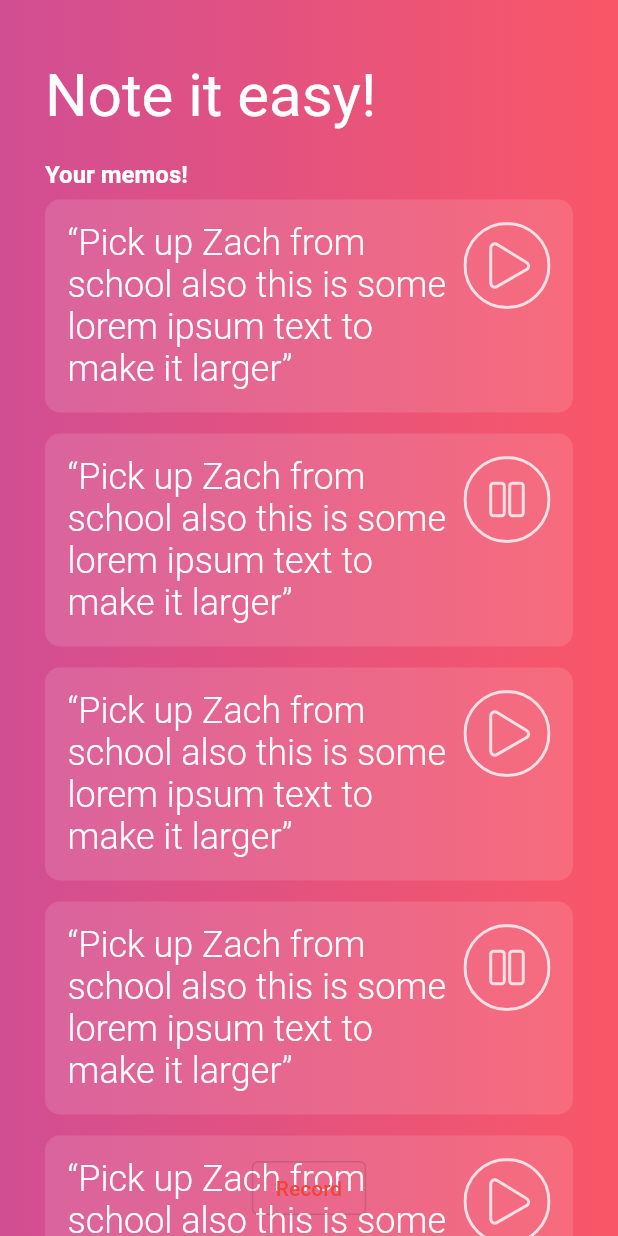
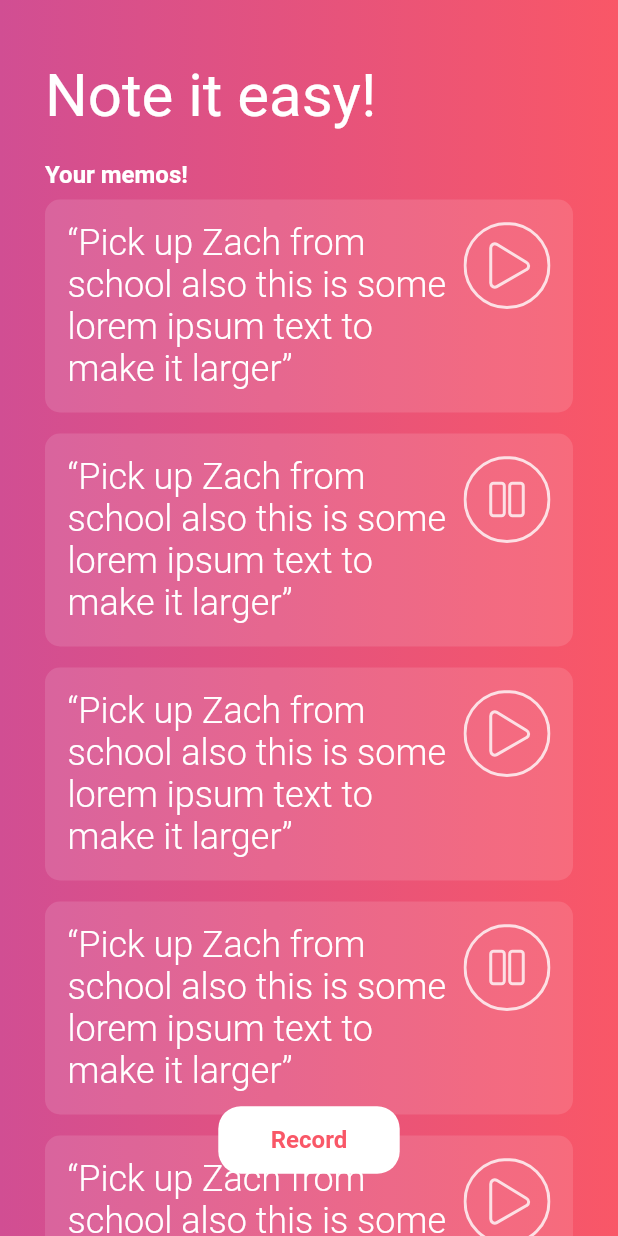
Before and after one commit to radiantly/NoteItEasy, a Flutter app: the screen it shows after launch, after a tap on "Record", on a phone screen of 412 x 824 dp. Run offline on Flutter 3.47's test engine with Material 2 defaults, Android fonts, the phone set to English and light mode, and no system bars; our stand-ins replace firebase_core, firebase_storage, flutter_svg, google_fonts, permission_handler; missing offline and left inert: flutter_sound_lite; accounts and stored records are empty.

Commit message:
Style record button

```diff
--- a/lib/record_button.dart
+++ b/lib/record_button.dart
@@ -1,9 +1,10 @@
 import 'package:flutter/cupertino.dart';
 import 'package:flutter/material.dart';
 import 'package:noteiteasy/sound_recorder.dart';
+import 'package:noteiteasy/globals.dart' as globals;
 
 class RecordButton extends StatefulWidget {
-  RecordButton({Key? key}) : super(key: key);
+  const RecordButton({Key? key}) : super(key: key);
 
   @override
   State<RecordButton> createState() => _RecordButtonState();
@@ -28,15 +29,27 @@ class _RecordButtonState extends State<RecordButton> {
 
   @override
   Widget build(BuildContext context) {
-    final isRecording = recorder.isRecording;
+    var isRecording = recorder.isRecording;
     final icon = isRecording ? Icons.stop : Icons.mic;
-    final text = isRecording ? 'STOP' : 'RECORD';
 
     return OutlinedButton(
+        style: ButtonStyle(
+            side: MaterialStateProperty.all(
+                const BorderSide(style: BorderStyle.none)),
+            shape: MaterialStateProperty.all(RoundedRectangleBorder(
+                borderRadius: BorderRadius.circular(15))),
+            padding: MaterialStateProperty.all(
+                const EdgeInsets.symmetric(horizontal: 35, vertical: 13)),
+            textStyle: MaterialStateProperty.all(
+                const TextStyle(fontWeight: FontWeight.bold, fontSize: 16)),
+            backgroundColor: MaterialStateProperty.all(Colors.white),
+            foregroundColor: MaterialStateProperty.all(globals.gradientPink)),
         onPressed: () async {
-          final isRecording = await recorder.toggleRecording();
-          setState(() {});
+          await recorder.toggleRecording();
+          setState(() {
+            isRecording = !isRecording;
+          });
         },
-        child: const Text("Record"));
+        child: Text(isRecording ? 'Stop' : 'Record'));
   }
 }
--- a/lib/record_page.dart
+++ b/lib/record_page.dart
@@ -39,7 +39,7 @@ class RecordPage extends StatelessWidget {
                           color: Colors.white,
                           fontSize: 16,
                           fontWeight: FontWeight.bold)),
-                  Expanded(child: MemoList())
+                  const Expanded(child: MemoList())
                 ],
               ),
             ),
@@ -50,9 +50,9 @@ class RecordPage extends StatelessWidget {
             children: [
               Row(
                 mainAxisAlignment: MainAxisAlignment.center,
-                children: [
+                children: const [
                   Padding(
-                    padding: const EdgeInsets.all(8.0),
+                    padding: EdgeInsets.only(bottom: 40.0),
                     child: RecordButton(),
                   ),
                 ],
```
